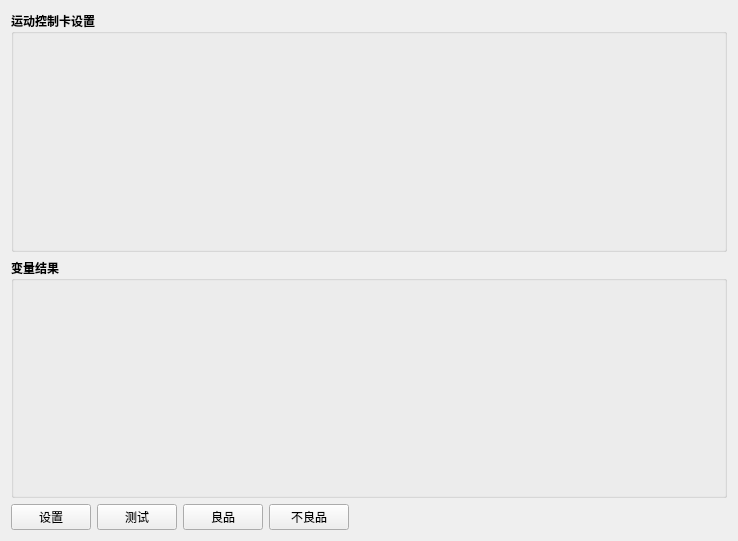
Before: the Qt Designer form HXQ/Widgets/motionCardWidget.ui in galepai/HXQ, drawn with Qt 5.
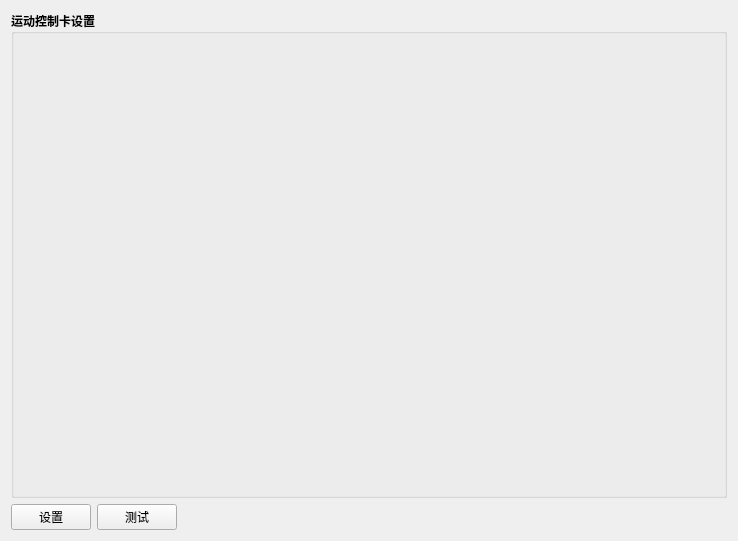
After: the same form once the commit is applied.

Patch:
```diff
--- a/HXQ/Widgets/motionCardWidget.ui
+++ b/HXQ/Widgets/motionCardWidget.ui
@@ -29,22 +29,6 @@
      <layout class="QVBoxLayout" name="verticalLayout"/>
     </widget>
    </item>
-   <item>
-    <widget class="QGroupBox" name="groupBox_2">
-     <property name="title">
-      <string>变量结果</string>
-     </property>
-     <layout class="QHBoxLayout" name="horizontalLayout">
-      <item>
-       <widget class="QLabel" name="label">
-        <property name="text">
-         <string/>
-        </property>
-       </widget>
-      </item>
-     </layout>
-    </widget>
-   </item>
    <item>
     <layout class="QHBoxLayout" name="horizontalLayout_3">
      <item>
@@ -75,34 +59,6 @@
        </property>
       </widget>
      </item>
-     <item>
-      <widget class="QPushButton" name="goodButton">
-       <property name="font">
-        <font>
-         <family>Arial</family>
-         <weight>50</weight>
-         <bold>false</bold>
-        </font>
-       </property>
-       <property name="text">
-        <string>良品</string>
-       </property>
-      </widget>
-     </item>
-     <item>
-      <widget class="QPushButton" name="badButton">
-       <property name="font">
-        <font>
-         <family>Arial</family>
-         <weight>50</weight>
-         <bold>false</bold>
-        </font>
-       </property>
-       <property name="text">
-        <string>不良品</string>
-       </property>
-      </widget>
-     </item>
      <item>
       <spacer name="horizontalSpacer">
        <property name="orientation">
```
